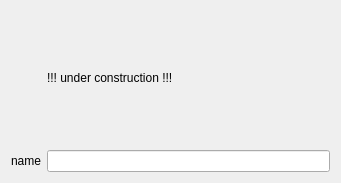
First picture: the form in src/CodeCreator/Resources/Templates/Generator/GeneratorTemplate.ui, repository Ulle84/ToolBox, before the edit.
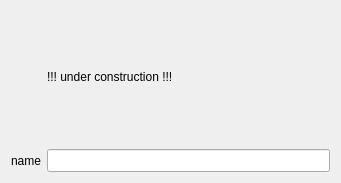
Second picture: the form after the edit.

```diff
--- a/src/CodeCreator/Resources/Templates/Generator/GeneratorTemplate.ui
+++ b/src/CodeCreator/Resources/Templates/Generator/GeneratorTemplate.ui
@@ -22,7 +22,14 @@
     </widget>
    </item>
    <item row="1" column="1">
-    <widget class="QLineEdit" name="lineEditName"/>
+    <widget class="QLineEdit" name="lineEditName">
+     <property name="font">
+      <font>
+       <family>Courier New</family>
+       <pointsize>10</pointsize>
+      </font>
+     </property>
+    </widget>
    </item>
    <item row="0" column="1">
     <widget class="QLabel" name="label_2">
```
